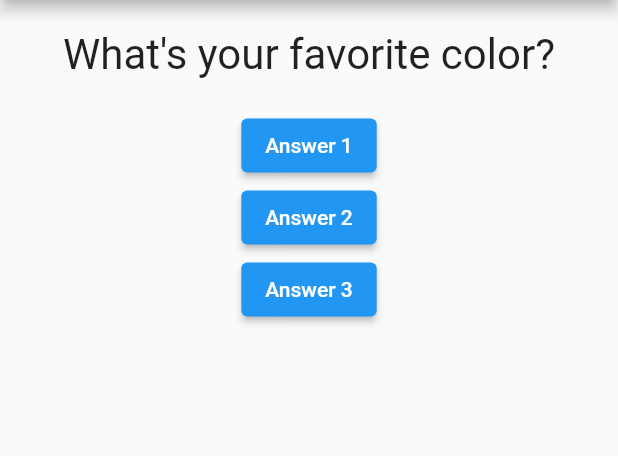
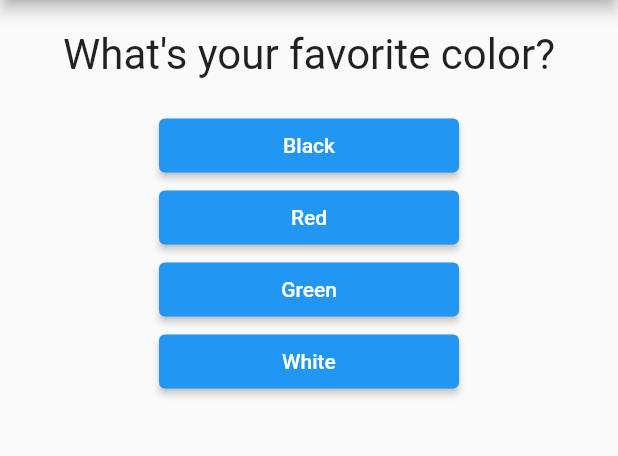
Before and after one commit to arielt/flutter_demo, a Flutter app: the screen it shows after launch, on a phone screen of 412 x 824 dp, the part 84-540 px from its top. Run offline on Flutter 3.47's test engine with Material 2 defaults, Android fonts, the phone set to English and light mode, and no system bars.

Commit message:
handle out of questions scenario, rendering central widget conditionally

```diff
--- /dev/null
+++ b/lib/answer.dart
@@ -0,0 +1,18 @@
+import 'package:flutter/material.dart';
+
+class Answer extends StatelessWidget {
+  final Function selectHandler;
+  final String answerText;
+
+  Answer(this.selectHandler, this.answerText);
+
+  @override
+  Widget build(BuildContext context) {
+    return Container(
+        width: 200,
+        child: ElevatedButton(
+          child: Text(answerText),
+          onPressed: selectHandler
+        ));
+  }
+}
--- a/lib/main.dart
+++ b/lib/main.dart
@@ -1,12 +1,7 @@
 import 'package:flutter/material.dart';
 
+import './answer.dart';
 import './question.dart';
-
-/*
-void main () {
-  runApp(new MyApp());
-}
-*/
 
 void main() => runApp(MyApp());
 
@@ -20,7 +15,28 @@ class MyApp extends StatefulWidget {
 class _MyAppState extends State<MyApp> {
   var _questionIndex = 0;
 
+  final questions = const [
+    {
+      'questionText': 'What\'s your favorite color?',
+      'answers': ['Black', 'Red', 'Green', 'White']
+    },
+    {
+      'questionText': 'What\'s your favorite animal?',
+      'answers': ['Cat', 'Dog', 'Elephant', 'Lion']
+    },
+    {
+      'questionText': 'Who is your daddy?',
+      'answers': ['Shrike']
+    }
+  ];
+
   void _answerQuestion() {
+    if (_questionIndex < questions.length) {
+      print('We have more questions');
+    } else {
+      print('No more questions');
+    }
+
     setState(() {
       _questionIndex += 1;
     });
@@ -29,33 +45,19 @@ class _MyAppState extends State<MyApp> {
 
   @override
   Widget build(BuildContext context) {
-    List<String> questions = [
-      'What\'s your favorite color?',
-      'What\'s your favorite animal?',
-    ];
-
     return MaterialApp(
       home: Scaffold(
           appBar: AppBar(title: Text('Demo')),
-          body: Column(
+          body: _questionIndex < questions.length ? Column(
             children: [
-              Question(questions[_questionIndex]),
-              ElevatedButton(
-                child: Text('Answer 1'),
-                onPressed: _answerQuestion,
-              ),
-              ElevatedButton(
-                child: Text('Answer 2'),
-                onPressed: () => print('answer 2'),
-              ),
-              ElevatedButton(
-                child: Text('Answer 3'),
-                onPressed: () {
-                  print('answer 3');
-                },
-              ),
+              Question(questions[_questionIndex]['questionText']),
+              ...(questions[_questionIndex]['answers'] as List<String>)
+                  .map((answer) {
+                return Answer(_answerQuestion, answer);
+              }).toList()
             ],
-          )),
+          ) : Center (child: Text('You did it!'))
+      )
     );
   }
 }
```
